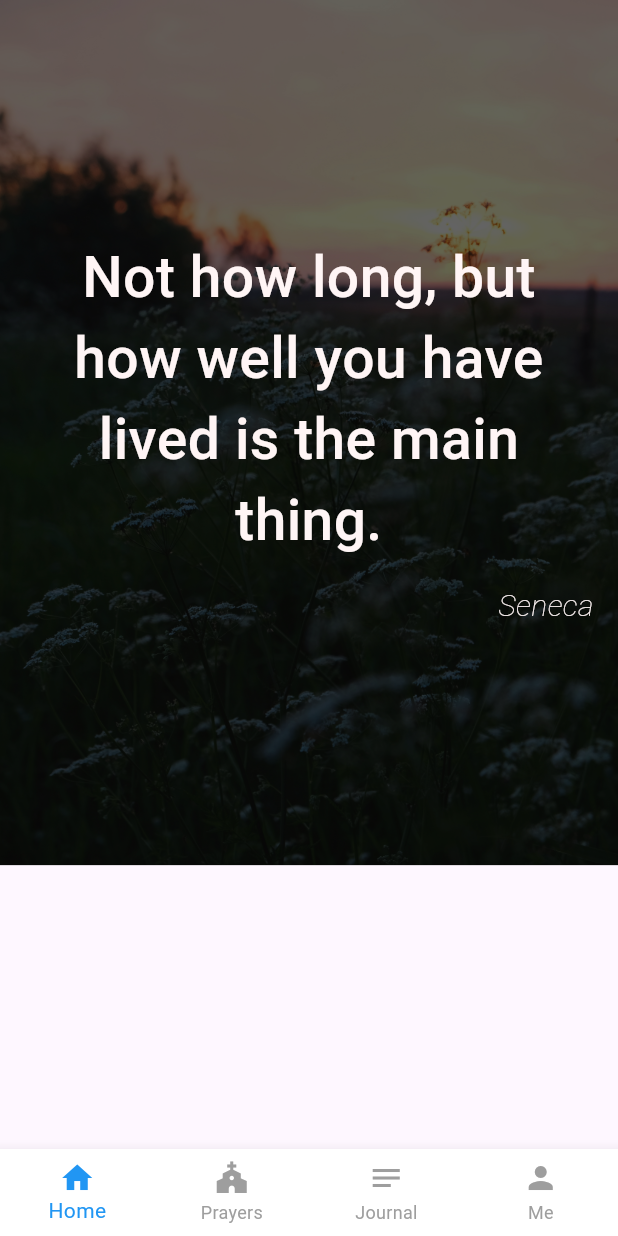
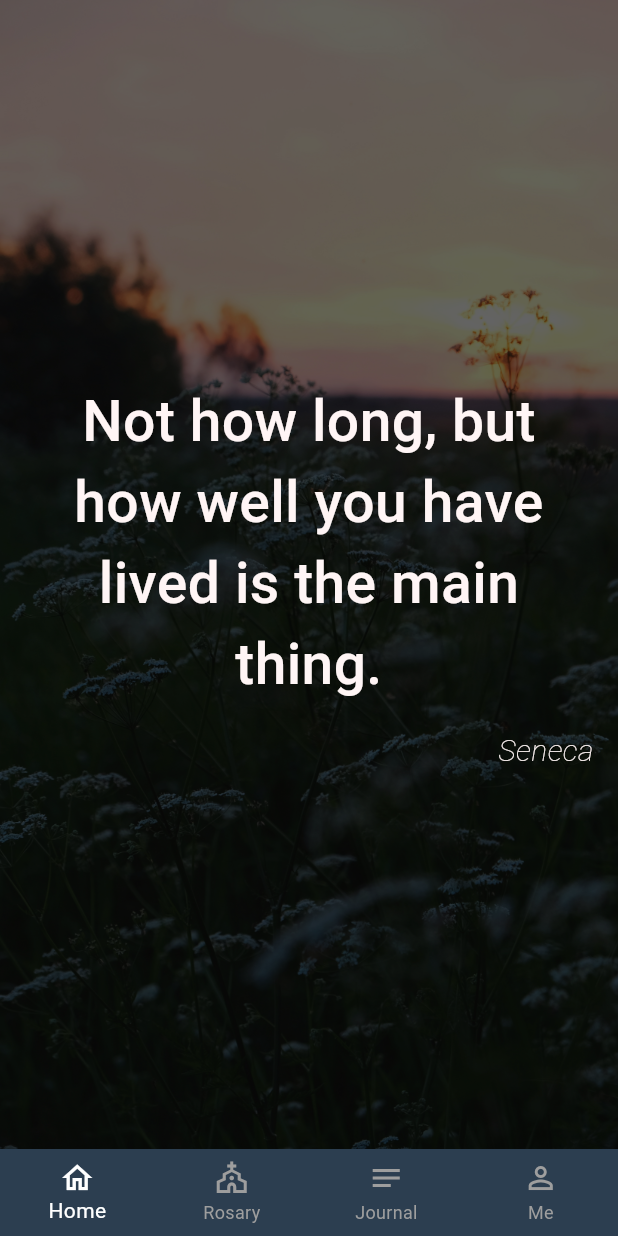
Before and after one commit to helendeguinion1/my_rosary, a Flutter app: the screen it shows after launch, on a phone screen of 412 x 824 dp. Run offline on Flutter 3.47's test engine with Material 3 defaults, Android fonts, the phone set to English and light mode, and no system bars; our stand-ins replace firebase_core, flutter_tts; accounts and stored records are empty.

Commit message:
update: home screen  UI and bottom nav icons and background color

```diff
--- a/lib/screens/home_screen.dart
+++ b/lib/screens/home_screen.dart
@@ -13,10 +13,9 @@ class _HomeScreenState extends State<HomeScreen> {
   @override
   Widget build(BuildContext context) {
     return const ScreenTemplate(
-        body: SafeArea(
-            child: Column(
+        body: Column(
           children: [MrQoutesPlaceHolder()],
-        )),
+        ),
         currIndex: 0);
   }
 }
--- a/lib/widgets/organisms/mr_android_bottom_nav.dart
+++ b/lib/widgets/organisms/mr_android_bottom_nav.dart
@@ -15,8 +15,9 @@ class _MrAndroidBottomNavState extends State<MrAndroidBottomNav> {
   @override
   Widget build(BuildContext context) {
     return BottomNavigationBar(
+        backgroundColor: const Color(0xFF2C3E50),
         unselectedItemColor: Colors.grey,
-        selectedItemColor: Colors.blue,
+        selectedItemColor: Colors.white,
         type: BottomNavigationBarType.fixed,
         currentIndex: currentIndex,
         onTap: (int index) {
@@ -26,15 +27,17 @@ class _MrAndroidBottomNavState extends State<MrAndroidBottomNav> {
           widget.onTap(index);
         },
         items: const [
-          BottomNavigationBarItem(label: 'Home', icon: Icon(Icons.home)),
-          BottomNavigationBarItem(label: 'Prayers', icon: Icon(Icons.church)),
+          BottomNavigationBarItem(
+              label: 'Home', icon: Icon(Icons.home_outlined)),
+          BottomNavigationBarItem(
+              label: 'Rosary', icon: Icon(Icons.church_outlined)),
           BottomNavigationBarItem(
             label: 'Journal',
             icon: Icon(Icons.notes),
           ),
           BottomNavigationBarItem(
             label: 'Me',
-            icon: Icon(Icons.person),
+            icon: Icon(Icons.person_outline),
           ),
         ]);
   }
--- a/lib/widgets/organisms/quotes/mr_qoutes_placeholder.dart
+++ b/lib/widgets/organisms/quotes/mr_qoutes_placeholder.dart
@@ -11,13 +11,13 @@ class MrQoutesPlaceHolder extends StatelessWidget {
   Widget build(BuildContext context) {
     Random random = Random();
     int randomNumberImage = random.nextInt(20);
-    double halfHeight = MediaQuery.of(context).size.height * 0.7;
+    double containerHeight = MediaQuery.of(context).size.height * 0.934;
     int randomNumberQoutes = random.nextInt(19);
     return SizedBox(
-      height: halfHeight,
+      height: containerHeight,
       child: Stack(children: [
         Container(
-          height: halfHeight,
+          height: containerHeight,
           decoration: BoxDecoration(
             image: DecorationImage(
               image: AssetImage(
@@ -28,7 +28,6 @@ class MrQoutesPlaceHolder extends StatelessWidget {
           ),
         ),
         Container(
-          height: halfHeight,
           width: MediaQuery.of(context).size.width,
           color: const Color.fromARGB(160, 7, 7, 7),
           child: Padding(
```
